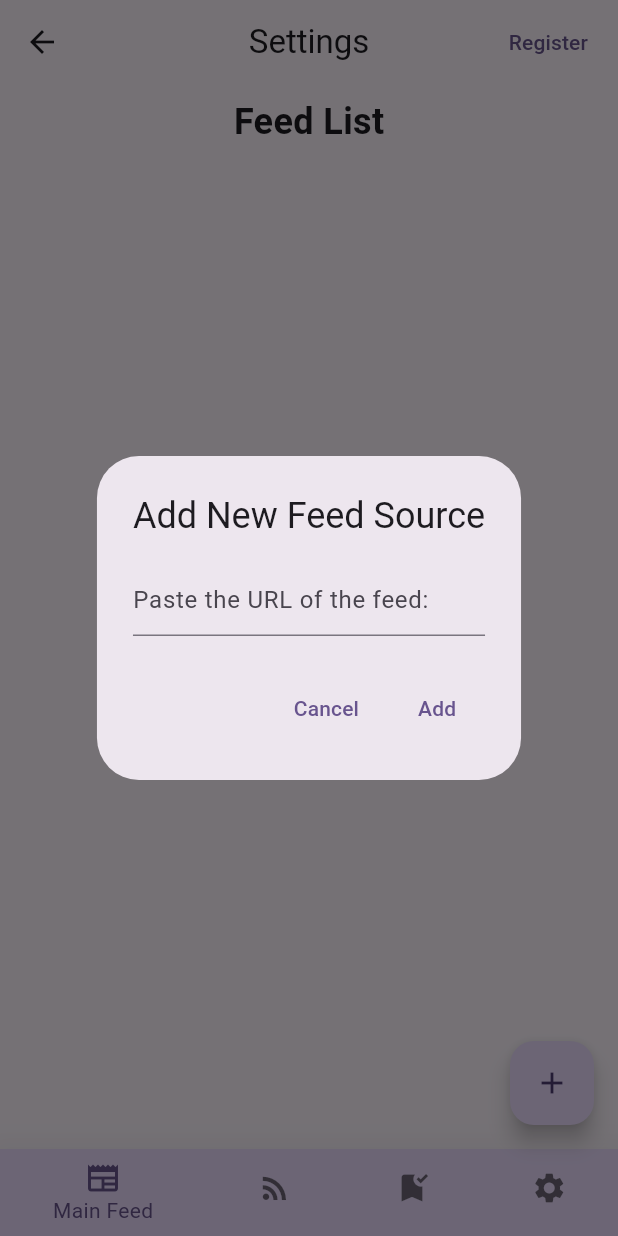
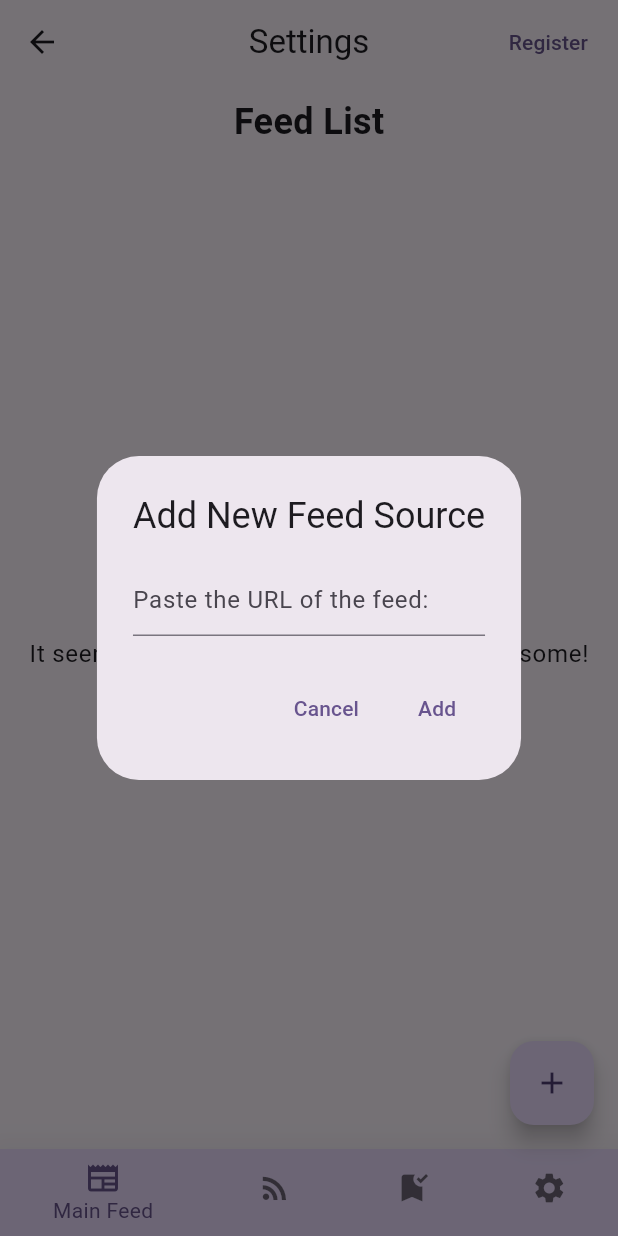
Before and after one commit to adams1mon/flutter_readerss, a Flutter app: the SettingsPage screen opened directly, after a tap on the "add" icon, on a phone screen of 412 x 824 dp. Run offline on Flutter 3.47's test engine with Material 2 defaults, Android fonts, the phone set to English and light mode, and no system bars; missing offline and left inert: webfeed.

Commit message:
testing to see if rss feed url is valid

```diff
--- a/lib/model/feed_source.dart
+++ b/lib/model/feed_source.dart
@@ -2,9 +2,7 @@ import 'package:flutter/material.dart';
 
 // for the settings page
 class FeedSource {
-
   final String title;
-  final String? description;
   final String link;
   bool enabled;
 
@@ -13,7 +11,6 @@ class FeedSource {
 
   FeedSource({
     required this.title,
-    this.description,
     required this.link,
     this.enabled = true,
     this.image,
--- a/lib/pages/settings_page.dart
+++ b/lib/pages/settings_page.dart
@@ -1,28 +1,33 @@
+import 'dart:developer';
+
 import 'package:flutter/material.dart';
 import 'package:flutter_readrss/components/app_bar.dart';
 import 'package:flutter_readrss/components/avatars.dart';
 import 'package:flutter_readrss/const/screen_page.dart';
 import 'package:flutter_readrss/model/feed_source.dart';
+import 'package:flutter_readrss/styles/styles.dart';
 import 'package:provider/provider.dart';
+import 'package:http/http.dart' as http;
+import 'package:webfeed/domain/rss_feed.dart';
 
 import '../components/bottom_navbar.dart';
 import 'container_page.dart';
 
 class FeedSourceListNotifier extends ChangeNotifier {
-  final _items = <FeedSource>[];
+  final _sources = <FeedSource>[];
 
-  get items => List.unmodifiable(_items);
+  get sources => List.unmodifiable(_sources);
 
-  void addItem(FeedSource source) {
-    _items.add(source);
+  void addSource(FeedSource source) {
+    _sources.add(source);
     notifyListeners();
   }
 
-  void removeItem(int index) {
-    if (index < 0 && index >= _items.length) {
+  void removeSource(int index) {
+    if (index < 0 && index >= _sources.length) {
       return;
     }
-    _items.removeAt(index);
+    _sources.removeAt(index);
     notifyListeners();
   }
 }
@@ -52,7 +57,9 @@ class SettingsPage extends StatelessWidget {
           body: const Column(
             children: <Widget>[
               FeedSourceListTitle(),
-              Expanded(child: FeedSourceList(),),
+              Expanded(
+                child: FeedSourceList(),
+              ),
             ],
           ),
           floatingActionButton: FloatingActionButton(
@@ -62,7 +69,10 @@ class SettingsPage extends StatelessWidget {
                 builder: (BuildContext context) {
                   return Center(
                     child: SingleChildScrollView(
-                      child: AddFeedSourceDialog(feedSourceNotifier: Provider.of<FeedSourceListNotifier>(consumerContext)),
+                      child: AddFeedSourceDialog(
+                          feedSourceNotifier:
+                              Provider.of<FeedSourceListNotifier>(
+                                  consumerContext)),
                     ),
                   );
                 },
@@ -89,18 +99,56 @@ class AddFeedSourceDialog extends StatefulWidget {
 }
 
 class _AddFeedSourceDialogState extends State<AddFeedSourceDialog> {
-  final TextEditingController _newItemController = TextEditingController();
+  final TextEditingController _textController = TextEditingController();
+
+  // var loading = false;
+  String? feedSourceError;
+
+  void clearFeedSourceError() {
+    setState(() => feedSourceError = null);
+  }
+
+  void setFeedSourceError(String error) {
+    setState(() {
+      feedSourceError = error;
+      // loading = true;
+    });
+  }
+
+  // void setLoading() {
+  //   setState(() => loading = true);
+  // }
+
+  // void clearLoading() {
+  //   setState(() => loading = false);
+  // }
 
   @override
   Widget build(BuildContext context) {
-
     return AlertDialog(
       title: const Text('Add New Feed Source'),
-      content: TextField(
-        controller: _newItemController,
-        decoration:
-            const InputDecoration(hintText: 'Paste the URL of the feed: '),
+      content:
+          // loading
+          // ?
+          // const Column(
+          //     children: [
+          //       Text("Loading..."),
+          //       CircularProgressIndicator.adaptive(),
+          //     ],
+          //   )
+          // :
+          TextField(
+        controller: _textController,
+        decoration: InputDecoration(
+          hintText: 'Paste the URL of the feed: ',
+          errorText: feedSourceError,
+        ),
       ),
+      // content: FutureBuilder(
+      //   future: Future<void>(() {}),
+      //   builder: (context, snapshot) => {
+      //     if (snapshot.)
+      // },),
       actions: <Widget>[
         TextButton(
           child: const Text('Cancel'),
@@ -111,13 +159,45 @@ class _AddFeedSourceDialogState extends State<AddFeedSourceDialog> {
         TextButton(
           child: const Text('Add'),
           onPressed: () {
+            // setLoading();
 
             // TODO: check if feed url is valid
-            var url = _newItemController.value.text;
-            var feedSource = FeedSource(title: "blah", link: url);
-            widget.feedSourceNotifier.addItem(feedSource);
+            var url = _textController.text;
+            // var feedSource = FeedSource(title: "blah", link: url);
+            // widget.feedSourceNotifier.addSource(feedSource);
 
-            Navigator.of(context).pop();
+            log('trying to parse $url');
+
+            var uri = Uri.tryParse(url);
+            if (uri == null) {
+              log('invalid url $url, uri: $uri');
+              setFeedSourceError("Invalid URI");
+              return;
+            }
+
+            http.get(uri).then(
+              (res) {
+                log('trying to parse rss feed');
+                final feed = RssFeed.parse(res.body);
+
+                if (feed.title == null) {
+                  log('to title field found in the feed');
+                  setFeedSourceError("No 'title' field found in the feed");
+                  return;
+                }
+                final feedSource = FeedSource(link: url, title: feed.title!);
+                widget.feedSourceNotifier.addSource(feedSource);
+
+                // TODO: add the feed items too
+
+                // clearLoading();
+                Navigator.of(context).pop();
+              },
+              onError: (err) {
+                log('an error occurred: $err');
+                setFeedSourceError("An unknown error occurred");
+              },
+            );
           },
         ),
       ],
@@ -152,16 +232,24 @@ class FeedSourceList extends StatelessWidget {
 
   @override
   Widget build(BuildContext context) {
-
     var feedSourceNotifier = Provider.of<FeedSourceListNotifier>(context);
 
+    if (feedSourceNotifier.sources.length == 0) {
+      return Center(
+        child: Text(
+          "It seems like there are no feeds. Try to add some!",
+          style: textTheme(context).bodyLarge,
+        ),
+      );
+    }
+
     return ListView.builder(
-      itemCount: feedSourceNotifier.items.length,
+      itemCount: feedSourceNotifier.sources.length,
       itemBuilder: (context, index) {
-        var item = feedSourceNotifier.items[index];
+        var item = feedSourceNotifier.sources[index];
         return FeedSourceListTile(
           feedSource: item,
-          removeItem: () => feedSourceNotifier.removeItem(index),
+          removeItem: () => feedSourceNotifier.removeSource(index),
         );
       },
     );
--- a/pubspec.yaml
+++ b/pubspec.yaml
@@ -38,6 +38,7 @@ dependencies:
 
   webfeed: ^0.7.0
   provider: ^6.0.5
+  http: ^1.1.0
 
 dev_dependencies:
   flutter_test:
```
Also changed, not shown: pubspec.lock, 1 other file.
